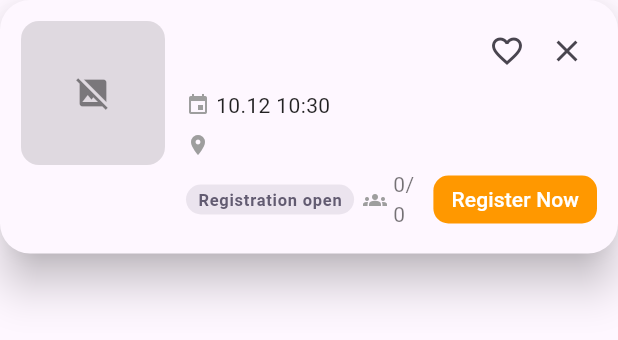
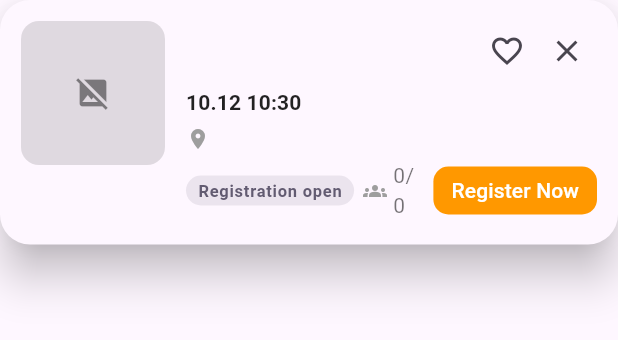
Before and after one commit to Kukutx/crew_app, a Flutter app: the MapEventFloatingCard widget shown alone on an empty page, opened directly with empty values, on a phone screen of 412 x 824 dp. Shown: the top 340 px of the screen. Run offline on Flutter 3.47's test engine with Material 3 defaults, Android fonts, the phone set to English and light mode, and no system bars; our stand-ins replace cached_network_image, chewie, dio, firebase_auth, firebase_core, firebase_crashlytics and 12 more; missing offline and left inert: feedback, firebase_ui_auth, firebase_ui_oauth_apple, firebase_ui_oauth_google, image_gallery_saver_plus; accounts and stored records are empty; network calls fail.

Commit message:
Tighten map event card spacing and subtitle

```diff
--- a/lib/features/events/presentation/map/widgets/map_event_floating_card.dart
+++ b/lib/features/events/presentation/map/widgets/map_event_floating_card.dart
@@ -114,23 +114,15 @@ class MapEventFloatingCard extends StatelessWidget {
                             ),
                           ],
                         ),
-                        const SizedBox(height: 6),
-                        Row(
-                          children: [
-                            const Icon(Icons.event, size: 16, color: Colors.grey),
-                            const SizedBox(width: 4),
-                            Expanded(
-                              child: Text(
-                                timeLabel,
-                                style: Theme.of(context)
-                                    .textTheme
-                                    .bodyMedium
-                                    ?.copyWith(color: Colors.black87),
+                        const SizedBox(height: 4),
+                        Text(
+                          timeLabel,
+                          style: Theme.of(context).textTheme.titleSmall?.copyWith(
+                                color: Colors.black87,
+                                fontWeight: FontWeight.w600,
                               ),
-                            ),
-                          ],
                         ),
-                        const SizedBox(height: 6),
+                        const SizedBox(height: 4),
                         Row(
                           children: [
                             const Icon(Icons.place, size: 16, color: Colors.grey),
@@ -148,7 +140,7 @@ class MapEventFloatingCard extends StatelessWidget {
                             ),
                           ],
                         ),
-                        const SizedBox(height: 6),
+                        const SizedBox(height: 4),
                         Row(
                           crossAxisAlignment: CrossAxisAlignment.center,
                           children: [
```
